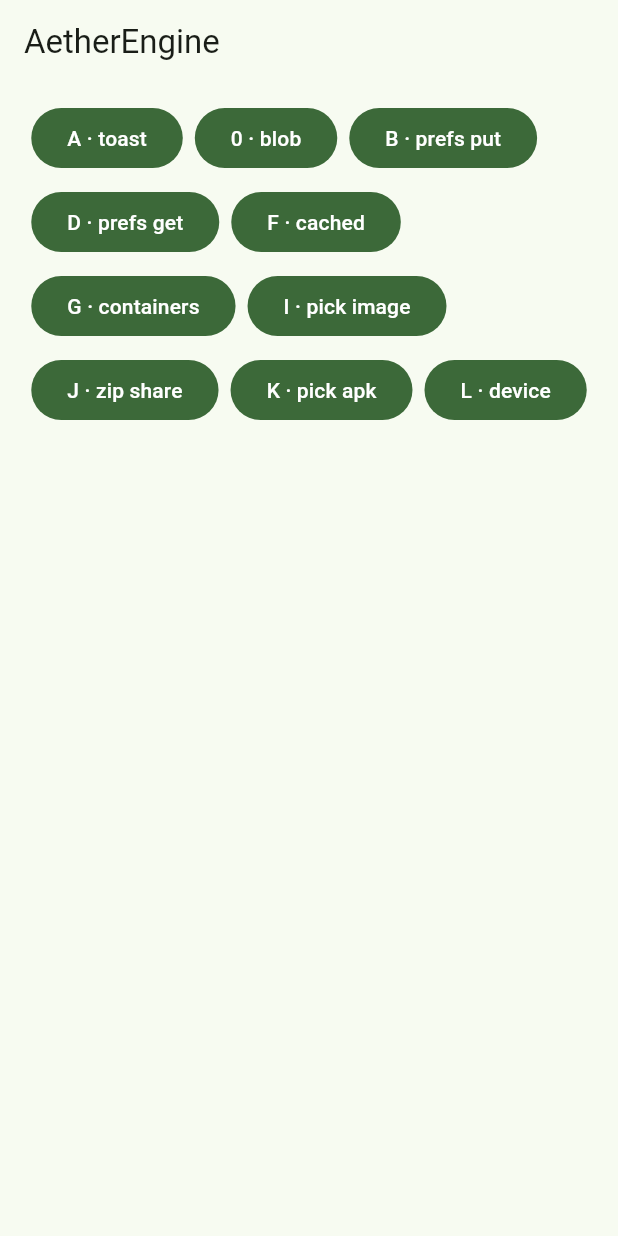
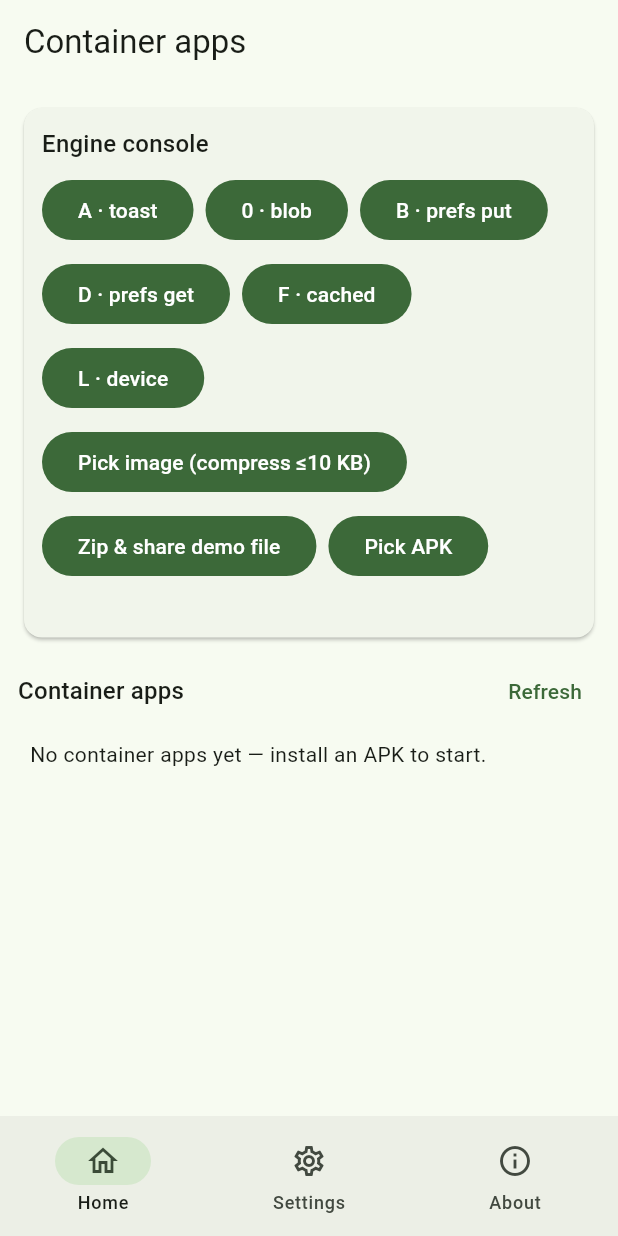
Before and after one commit to Ticker27/AetherEngine, a Flutter app: the screen it shows after launch, on a phone screen of 412 x 824 dp. Run offline on Flutter 3.47's test engine with Material 3 defaults, Android fonts, the phone set to English and light mode, and no system bars; statements that could not run were skipped.

Commit message:
feat(phase-A4): full dart UI (home console+containers+launch, settings with 4-lang switcher, about+community links), i18n l10n 4 langs, proxy-aware ApiClient, code M, docs

```diff
--- a/lib/core/engine_channel.dart
+++ b/lib/core/engine_channel.dart
@@ -14,6 +14,8 @@ import 'package:flutter/services.dart';
 ///   "I" → image picker (ผลย่อรูปส่งกลับทาง "imageResult")
 ///   "J" → zip + share
 ///   "K" → apk picker
+///   "L" → device info
+///   "M" → launch container app (pkg)
 /// ทุกอย่างวิ่งผ่าน CommandRouter ฝั่ง Java → (เมื่อถึงคิว) → libaether.so
 class EngineChannel {
   EngineChannel._();
@@ -37,6 +39,7 @@ class EngineChannel {
   static Future<String?> zipShare([String? path]) => dispatch('J', path);
   static Future<String?> pickApk() => dispatch('K');
   static Future<String?> deviceInfo() => dispatch('L');
+  static Future<String?> launchContainer(String pkg) => dispatch('M', pkg);
 
   /// รับผลจากฝั่ง host (เช่น ผลย่อรูปจาก code "I")
   static void onImageResult(void Function(String payload) cb) {
--- /dev/null
+++ b/lib/i18n/l10n.dart
@@ -0,0 +1,137 @@
+import 'package:flutter/foundation.dart';
+import 'package:flutter/material.dart';
+
+/// Locale ปัจจุบันของแอป (สลับได้จาก Settings)
+final ValueNotifier<Locale> appLocale = ValueNotifier<Locale>(const Locale('en'));
+
+/// ภาษาที่รองรับ — 4 ภาษาตามความสามารถของแบบจำลอง (อังกฤษ, ฟิลิปิโน, มาเลย์/อินโด, สเปน)
+const Map<String, String> supportedLanguages = <String, String>{
+  'en': 'English',
+  'fil': 'Filipino',
+  'ms': 'Bahasa Melayu',
+  'es': 'Español',
+};
+
+/// L10n — ตารางข้อความแบบเบา (ไม่พึ่ง package ภายนอก)
+class L10n {
+  final String code;
+  const L10n(this.code);
+
+  static L10n of(BuildContext context) => L10n(Localizations.localeOf(context).languageCode);
+
+  static const Map<String, Map<String, String>> _t = <String, Map<String, String>>{
+    'en': <String, String>{
+      'appTitle': 'AetherEngine',
+      'navHome': 'Home',
+      'navSettings': 'Settings',
+      'navAbout': 'About',
+      'engineConsole': 'Engine console',
+      'containers': 'Container apps',
+      'refresh': 'Refresh',
+      'noContainers': 'No container apps yet — install an APK to start.',
+      'installApk': 'Install APK',
+      'pickImage': 'Pick image (compress ≤10 KB)',
+      'zipShare': 'Zip & share demo file',
+      'pickApk': 'Pick APK',
+      'device': 'Device info',
+      'blob': 'Blob decrypt (djp)',
+      'prefsPut': 'Save demo setting',
+      'prefsGet': 'Read demo setting',
+      'cached': 'Cached string',
+      'language': 'Language',
+      'netProxy': 'Proxy-aware HTTP client: ready (no endpoints configured)',
+      'keepAlive': 'Engine keep-alive: foreground daemon on :helper',
+      'version': 'Version',
+      'links': 'Community',
+      'launch': 'Launch',
+      'launched': 'Launch requested',
+      'aboutBlurb': 'Android container-engine structural model.\nNo login key / license system.',
+    },
+    'fil': <String, String>{
+      'appTitle': 'AetherEngine',
+      'navHome': 'Home',
+      'navSettings': 'Settings',
+      'navAbout': 'Tungkol',
+      'engineConsole': 'Console ng engine',
+      'containers': 'Mga app sa container',
+      'refresh': 'I-refresh',
+      'noContainers': 'Wala pang app sa container — mag-install ng APK.',
+      'installApk': 'I-install ang APK',
+      'pickImage': 'Pumili ng larawan (≤10 KB)',
+      'zipShare': 'I-zip at i-share ang demo file',
+      'pickApk': 'Pumili ng APK',
+      'device': 'Impormasyon ng device',
+      'blob': 'Blob decrypt (djp)',
+      'prefsPut': 'I-save ang demo setting',
+      'prefsGet': 'Basahin ang demo setting',
+      'cached': 'Naka-cache na string',
+      'language': 'Wika',
+      'netProxy': 'Proxy-aware HTTP client: handa (walang endpoint)',
+      'keepAlive': 'Engine keep-alive: foreground daemon sa :helper',
+      'version': 'Bersyon',
+      'links': 'Komunidad',
+      'launch': 'Ilunsad',
+      'launched': 'Hiniling ang paglunsad',
+      'aboutBlurb': 'Structural model ng Android container engine.\nWalang login key / license system.',
+    },
+    'ms': <String, String>{
+      'appTitle': 'AetherEngine',
+      'navHome': 'Utama',
+      'navSettings': 'Tetapan',
+      'navAbout': 'Perihal',
+      'engineConsole': 'Konsol enjin',
+      'containers': 'Apl dalam kontena',
+      'refresh': 'Muat semula',
+      'noContainers': 'Belum ada apl kontena — pasang APK dahulu.',
+      'installApk': 'Pasang APK',
+      'pickImage': 'Pilih imej (≤10 KB)',
+      'zipShare': 'Zip & kongsi fail demo',
+      'pickApk': 'Pilih APK',
+      'device': 'Maklumat peranti',
+      'blob': 'Blob decrypt (djp)',
+      'prefsPut': 'Simpan tetapan demo',
+      'prefsGet': 'Baca tetapan demo',
+      'cached': 'Rentetan cache',
+      'language': 'Bahasa',
+      'netProxy': 'Klien HTTP sedar-proksi: sedia (tiada endpoint)',
+      'keepAlive': 'Keep-alive enjin: daemon foreground pada :helper',
+      'version': 'Versi',
+      'links': 'Komuniti',
+      'launch': 'Lancar',
+      'launched': 'Permintaan lancar dihantar',
+      'aboutBlurb': 'Model struktur enjin kontena Android.\nTiada sistem login key / lesen.',
+    },
+    'es': <String, String>{
+      'appTitle': 'AetherEngine',
+      'navHome': 'Inicio',
+      'navSettings': 'Ajustes',
+      'navAbout': 'Acerca de',
+      'engineConsole': 'Consola del motor',
+      'containers': 'Apps en contenedor',
+      'refresh': 'Actualizar',
+      'noContainers': 'Aún no hay apps — instala un APK para empezar.',
+      'installApk': 'Instalar APK',
+      'pickImage': 'Elegir imagen (≤10 KB)',
+      'zipShare': 'Comprimir y compartir archivo demo',
+      'pickApk': 'Elegir APK',
+      'device': 'Información del dispositivo',
+      'blob': 'Descifrar blob (djp)',
+      'prefsPut': 'Guardar ajuste demo',
+      'prefsGet': 'Leer ajuste demo',
+      'cached': 'Cadena en caché',
+      'language': 'Idioma',
+      'netProxy': 'Cliente HTTP con proxy: listo (sin endpoints)',
+      'keepAlive': 'Keep-alive del motor: daemon en :helper',
+      'version': 'Versión',
+      'links': 'Comunidad',
+      'launch': 'Iniciar',
+      'launched': 'Inicio solicitado',
+      'aboutBlurb': 'Modelo estructural de motor de contenedores Android.\nSin sistema de clave de acceso / licencia.',
+    },
+  };
+
+  String get(String key) => _t[code]?[key] ?? _t['en']![key] ?? key;
+
+  /// ใช้ locale ปัจจุบันจาก appLocale โดยตรง (ไม่พึ่ง Localizations resolution)
+  static L10n current() => L10n(appLocale.value.languageCode);
+}
--- a/lib/main.dart
+++ b/lib/main.dart
@@ -1,24 +1,64 @@
 import 'package:flutter/material.dart';
 
+import 'i18n/l10n.dart';
+import 'ui/about_page.dart';
 import 'ui/home_page.dart';
+import 'ui/settings_page.dart';
 
 void main() {
   runApp(const AetherApp());
 }
 
 /// AetherEngine — Flutter host
-/// ชั้น Dart คุยกับ Java ผ่าน MethodChannel "com.aether/engine" ด้วย code table
-/// เดียวกับฝั่ง host: "0","A","B","D","E","F","G","H" (ดู lib/core/engine_channel.dart)
+/// Dart คุยกับ Java ผ่าน MethodChannel "com.aether/engine" (code table "0".."M")
+/// ดู lib/core/engine_channel.dart และ docs/DESIGN.md
 class AetherApp extends StatelessWidget {
   const AetherApp({super.key});
 
   @override
   Widget build(BuildContext context) {
-    return MaterialApp(
-      title: 'AetherEngine',
-      debugShowCheckedModeBanner: false,
-      theme: ThemeData(colorSchemeSeed: const Color(0xFF2E7D32), useMaterial3: true),
-      home: const HomePage(),
+    return ValueListenableBuilder<Locale>(
+      valueListenable: appLocale,
+      builder: (BuildContext context, Locale locale, Widget? _) {
+        return MaterialApp(
+          title: 'AetherEngine',
+          debugShowCheckedModeBanner: false,
+          theme: ThemeData(colorSchemeSeed: const Color(0xFF2E7D32), useMaterial3: true),
+          home: const RootShell(),
+        );
+      },
     );
   }
 }
+
+/// RootShell — 3 หน้า: Home (console + containers) · Settings · About
+class RootShell extends StatefulWidget {
+  const RootShell({super.key});
+
+  @override
+  State<RootShell> createState() => _RootShellState();
+}
+
+class _RootShellState extends State<RootShell> {
+  int _index = 0;
+
+  @override
+  Widget build(BuildContext context) {
+    final L10n l = L10n.current();
+    return Scaffold(
+      body: IndexedStack(
+        index: _index,
+        children: const <Widget>[HomePage(), SettingsPage(), AboutPage()],
+      ),
+      bottomNavigationBar: NavigationBar(
+        selectedIndex: _index,
+        onDestinationSelected: (int i) => setState(() => _index = i),
+        destinations: <NavigationDestination>[
+          NavigationDestination(icon: const Icon(Icons.home_outlined), label: l.get('navHome')),
+          NavigationDestination(icon: const Icon(Icons.settings_outlined), label: l.get('navSettings')),
+          NavigationDestination(icon: const Icon(Icons.info_outline), label: l.get('navAbout')),
+        ],
+      ),
+    );
+  }
+}
--- a/lib/ui/home_page.dart
+++ b/lib/ui/home_page.dart
@@ -1,9 +1,11 @@
+import 'dart:convert';
+
 import 'package:flutter/material.dart';
 
 import '../core/engine_channel.dart';
+import '../i18n/l10n.dart';
 
-/// HomePage — หน้าแรกของ AetherEngine (phase A1: ปุ่มทดสอบทุก code ในตาราง)
-/// UI เต็ม (container list / settings / about + i18n) จะเติมในเฟสถัดไป
+/// HomePage — console ทดสอบ code ทุกตัว + รายการแอปใน container
 class HomePage extends StatefulWidget {
   const HomePage({super.key});
 
@@ -13,6 +15,7 @@ class HomePage extends StatefulWidget {
 
 class _HomePageState extends State<HomePage> {
   final List<String> _log = <String>[];
+  List<Map<String, dynamic>> _containers = <Map<String, dynamic>>[];
 
   @override
   void initState() {
@@ -20,6 +23,7 @@ class _HomePageState extends State<HomePage> {
     EngineChannel.onImageResult((String payload) {
       if (mounted) setState(() => _log.insert(0, 'imageResult → $payload'));
     });
+    _refresh();
   }
 
   Future<void> _run(String label, Future<String?> Function() op) async {
@@ -32,15 +36,33 @@ class _HomePageState extends State<HomePage> {
     setState(() => _log.insert(0, '$label → $out'));
   }
 
+  Future<void> _refresh() async {
+    try {
+      final String? raw = await EngineChannel.listContainers();
+      final List<dynamic> arr = (raw == null || raw.isEmpty) ? <dynamic>[] : jsonDecode(raw) as List<dynamic>;
+      setState(() => _containers = arr.cast<Map<String, dynamic>>());
+    } catch (e) {
+      setState(() => _log.insert(0, 'containers → ERR: $e'));
+    }
+  }
+
   @override
   Widget build(BuildContext context) {
+    final L10n l = L10n.current();
     return Scaffold(
-      appBar: AppBar(title: const Text('AetherEngine')),
-      body: Column(
+      appBar: AppBar(title: Text(l.get('containers'))),
+      body: ListView(
+        padding: const EdgeInsets.all(12),
         children: <Widget>[
-          Padding(
+          Card(
+            child: Padding(
               padding: const EdgeInsets.all(12),
-            child: Wrap(
+              child: Column(
+                crossAxisAlignment: CrossAxisAlignment.start,
+                children: <Widget>[
+                  Text(l.get('engineConsole'), style: Theme.of(context).textTheme.titleMedium),
+                  const SizedBox(height: 8),
+                  Wrap(
                     spacing: 8,
                     runSpacing: 8,
                     children: <Widget>[
@@ -49,24 +71,44 @@ class _HomePageState extends State<HomePage> {
                       FilledButton(onPressed: () => _run('"B" put', () => EngineChannel.prefsPut('demo_key', 'ok')), child: const Text('B · prefs put')),
                       FilledButton(onPressed: () => _run('"D" get', () => EngineChannel.prefsGet('demo_key')), child: const Text('D · prefs get')),
                       FilledButton(onPressed: () => _run('"F" cached', () => EngineChannel.cached()), child: const Text('F · cached')),
-                FilledButton(onPressed: () => _run('"G" containers', () => EngineChannel.listContainers()), child: const Text('G · containers')),
-                FilledButton(onPressed: () => _run('"I" pick image', () => EngineChannel.pickImage()), child: const Text('I · pick image')),
-                FilledButton(onPressed: () => _run('"J" zip share', () => EngineChannel.zipShare()), child: const Text('J · zip share')),
-                FilledButton(onPressed: () => _run('"K" pick apk', () => EngineChannel.pickApk()), child: const Text('K · pick apk')),
                       FilledButton(onPressed: () => _run('"L" device', () => EngineChannel.deviceInfo()), child: const Text('L · device')),
+                      FilledButton(onPressed: () => _run('"I" pick image', () => EngineChannel.pickImage()), child: Text(l.get('pickImage'))),
+                      FilledButton(onPressed: () => _run('"J" zip share', () => EngineChannel.zipShare()), child: Text(l.get('zipShare'))),
+                      FilledButton(onPressed: () => _run('"K" pick apk', () => EngineChannel.pickApk()), child: Text(l.get('pickApk'))),
+                    ],
+                  ),
+                  const SizedBox(height: 8),
+                  Text(_log.take(6).join('\n'),
+                      style: const TextStyle(fontFamily: 'monospace', fontSize: 12)),
                 ],
               ),
             ),
-          Expanded(
-            child: ListView.builder(
-              padding: const EdgeInsets.symmetric(horizontal: 12),
-              itemCount: _log.length,
-              itemBuilder: (_, int i) => Padding(
-                padding: const EdgeInsets.symmetric(vertical: 2),
-                child: Text(_log[i], style: const TextStyle(fontFamily: 'monospace', fontSize: 12)),
+          ),
+          const SizedBox(height: 8),
+          Row(
+            children: <Widget>[
+              Expanded(child: Text(l.get('containers'), style: Theme.of(context).textTheme.titleMedium)),
+              TextButton(onPressed: _refresh, child: Text(l.get('refresh'))),
+            ],
+          ),
+          if (_containers.isEmpty)
+            Padding(
+              padding: const EdgeInsets.all(8),
+              child: Text(l.get('noContainers')),
+            )
+          else
+            ..._containers.map((Map<String, dynamic> app) => Card(
+                  child: ListTile(
+                    leading: const Icon(Icons.apps),
+                    title: Text('${app['pkg'] ?? '?'}'),
+                    subtitle: Text('v${app['version'] ?? '?'}'),
+                    trailing: FilledButton.tonal(
+                      onPressed: () => _run('"M" launch ${app['pkg']}',
+                          () => EngineChannel.launchContainer('${app['pkg']}')),
+                      child: Text(l.get('launch')),
                     ),
                   ),
-          ),
+                )),
         ],
       ),
     );
```
Also changed, not shown: lib/net/api_client.dart (added, +41 -0 lines), lib/ui/about_page.dart (added, +50 -0 lines), lib/ui/settings_page.dart (added, +72 -0 lines), 3 other files. Lines whose indentation alone changed are shown as unchanged.
